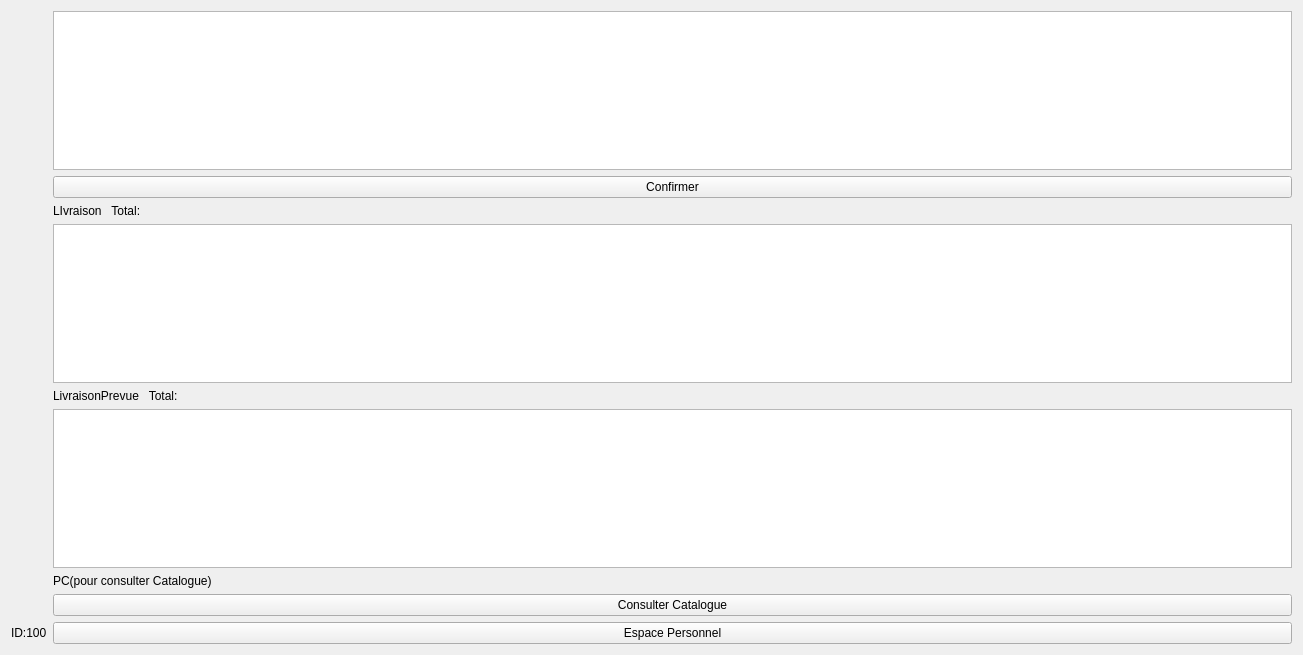
First picture: the form in IG/consommateurIG/consommateurPanel/consommateurig.ui, repository 4mbroise/goodBasket, before the edit.
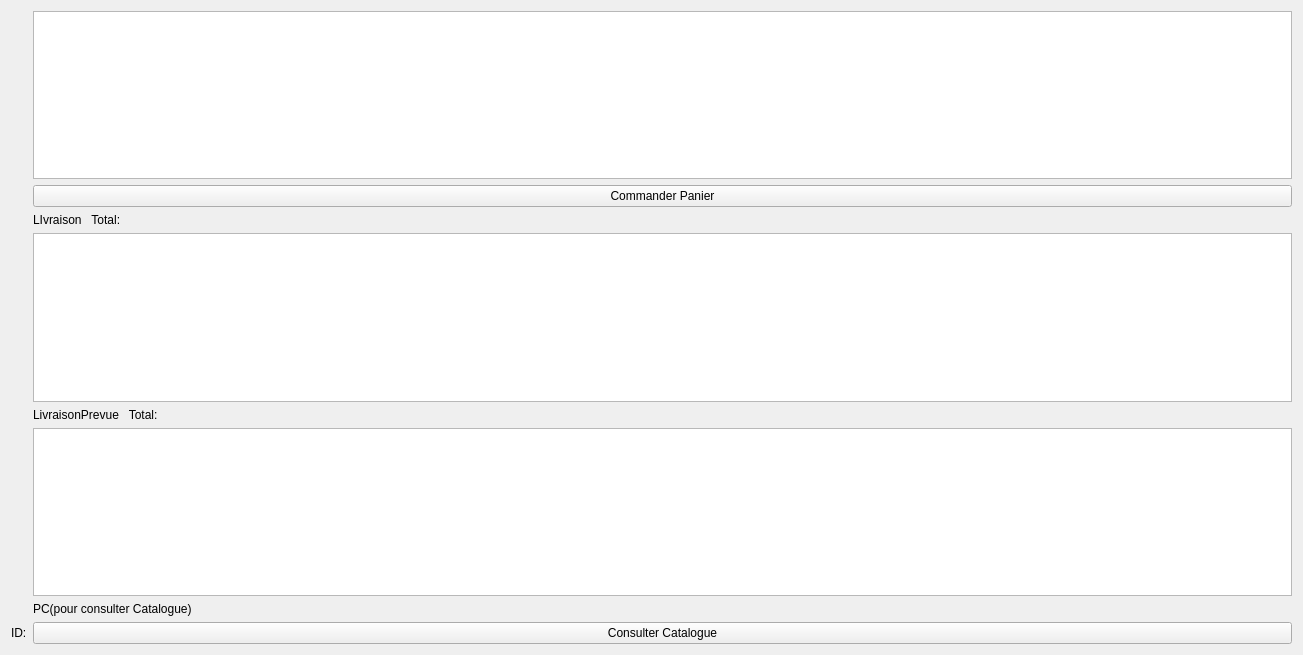
Second picture: the form after the edit.

Commit message: consommateurig version finale

```diff
--- a/IG/consommateurIG/consommateurPanel/consommateurig.ui
+++ b/IG/consommateurIG/consommateurPanel/consommateurig.ui
@@ -20,7 +20,7 @@
    <item row="1" column="1">
     <widget class="QPushButton" name="Confirmer">
      <property name="text">
-      <string>Confirmer</string>
+      <string>Commander Panier</string>
      </property>
     </widget>
    </item>
@@ -58,17 +58,10 @@
      </property>
     </widget>
    </item>
-   <item row="9" column="0">
+   <item row="8" column="0">
     <widget class="QLabel" name="ID">
      <property name="text">
-      <string>ID:100</string>
-     </property>
-    </widget>
-   </item>
-   <item row="9" column="1">
-    <widget class="QPushButton" name="EspacePersionnel">
-     <property name="text">
-      <string>Espace Personnel</string>
+      <string>ID:</string>
      </property>
     </widget>
    </item>
```
Left out of the diff: 2 changed lines with no effect on the pictures. The commit also changes 15 other files.
